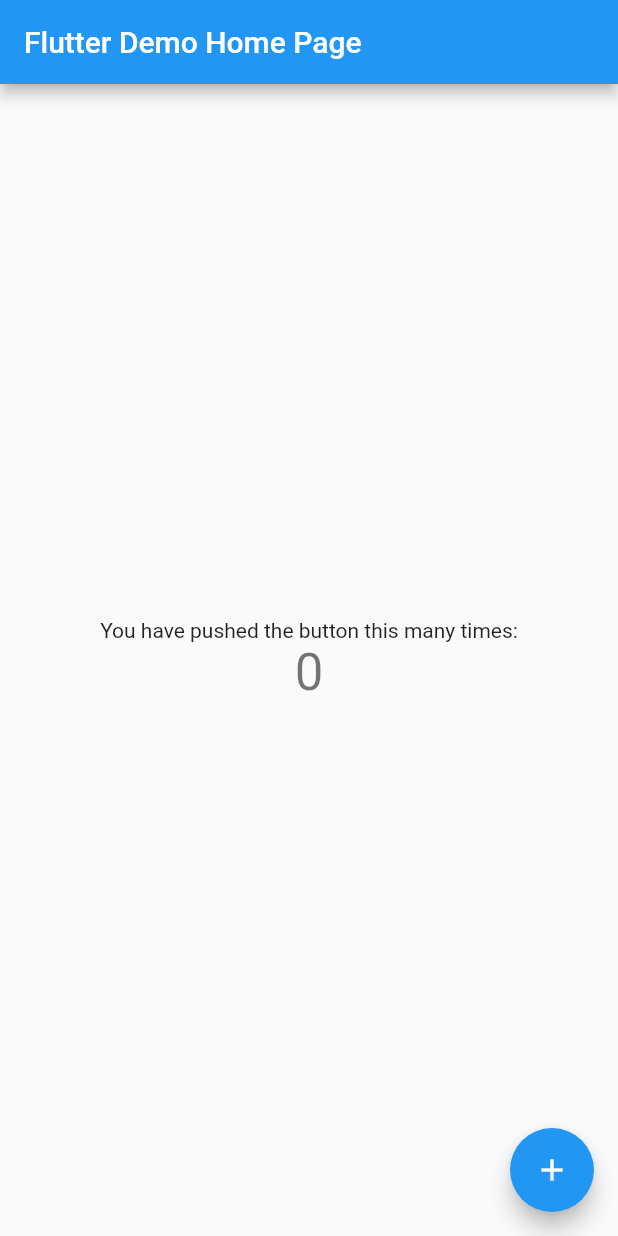
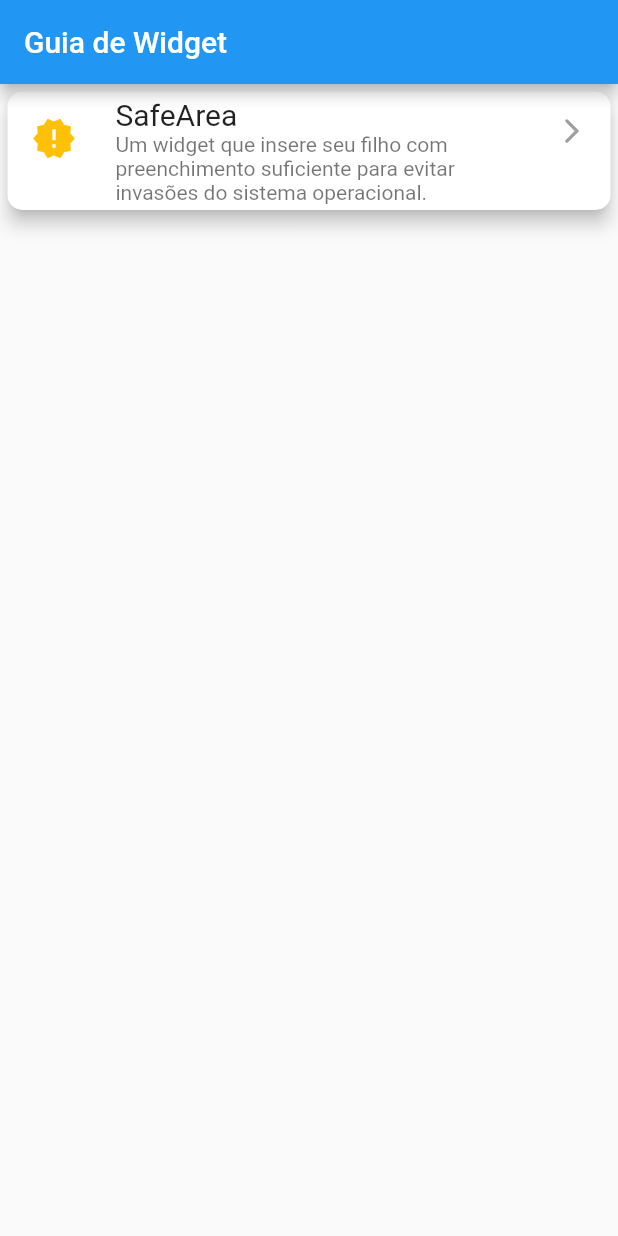
Before and after one commit to elite37oficial/GuiaDeWidget, a Flutter app: the screen it shows after launch, on a phone screen of 412 x 824 dp. Run offline on Flutter 3.47's test engine with Material 2 defaults, Android fonts, the phone set to English and light mode, and no system bars.

Commit message:
#1 - Safearea

```diff
--- /dev/null
+++ b/lib/components/cards.dart
@@ -0,0 +1,46 @@
+import 'package:flutter/cupertino.dart';
+import 'package:flutter/material.dart';
+
+class cardHome extends StatefulWidget {
+  final String title;
+  final String description;
+  final String route;
+  final IconData? icon;
+
+  const cardHome(
+      {Key? key,
+      required this.title,
+      required this.route,
+      required this.description,
+      this.icon})
+      : super(key: key);
+
+  @override
+  State<cardHome> createState() => _cardHomeState();
+}
+
+class _cardHomeState extends State<cardHome> {
+  @override
+  Widget build(BuildContext context) {
+    return Card(
+      margin: EdgeInsets.all(5),
+      shape: RoundedRectangleBorder(
+        borderRadius: BorderRadius.circular(10.0),
+      ),
+      elevation: 5,
+      child: Column(mainAxisSize: MainAxisSize.min, children: <Widget>[
+        ListTile(
+          leading: Icon(widget.icon, color: Colors.amber, size: 30),
+          title: Text(
+            widget.title,
+            style: TextStyle(fontSize: 20),
+          ),
+          subtitle: Text(widget.description),
+          trailing: Icon(Icons.arrow_forward_ios_rounded,
+              color: Colors.grey, size: 20),
+          onTap: () => Navigator.of(context).pushNamed(widget.route),
+        )
+      ]),
+    );
+  }
+}
--- /dev/null
+++ b/lib/data/cardhome_data.dart
@@ -0,0 +1,23 @@
+import 'package:flutter/material.dart';
+import '../model/cardhome_model.dart';
+
+final List<CardHome> listWidget = [
+  CardHome(
+      title: 'SafeArea',
+      description:
+          'Um widget que insere seu filho com preenchimento suficiente para evitar invasões do sistema operacional.',
+      route: '/safaarea',
+      icon: Icons.new_releases),
+  // CardHome(
+  //     title: 'Expanded',
+  //     description:
+  //         'Um widget que expande um filho de uma Linha, Coluna ou Flex para que o filho preencha o espaço disponível.',
+  //     route: '/expanded',
+  //     icon: Icons.new_releases),
+  // CardHome(
+  //   title: 'Wrap',
+  //   description: 'Um widget com quebras automaticas dos seus filhos',
+  //   route: '/wrap',
+  //   icon: Icons.new_releases,
+  // ),
+];
--- a/lib/main.dart
+++ b/lib/main.dart
@@ -1,4 +1,9 @@
 import 'package:flutter/material.dart';
+// import 'package:guiadewidget/views/expanded_page.dart';
+import 'package:guiadewidget/views/home_page.dart';
+import 'package:guiadewidget/views/safearea_page.dart';
+// import 'package:guiadewidget/views/safearea_page.dart';
+// import 'package:guiadewidget/views/wrap_page.dart';
 
 void main() {
   runApp(const MyApp());
@@ -7,109 +12,18 @@
 class MyApp extends StatelessWidget {
   const MyApp({Key? key}) : super(key: key);
 
-  // This widget is the root of your application.
   @override
   Widget build(BuildContext context) {
     return MaterialApp(
-      title: 'Flutter Demo',
-      theme: ThemeData(
-        // This is the theme of your application.
-        //
-        // Try running your application with "flutter run". You'll see the
-        // application has a blue toolbar. Then, without quitting the app, try
-        // changing the primarySwatch below to Colors.green and then invoke
-        // "hot reload" (press "r" in the console where you ran "flutter run",
-        // or simply save your changes to "hot reload" in a Flutter IDE).
-        // Notice that the counter didn't reset back to zero; the application
-        // is not restarted.
-        primarySwatch: Colors.blue,
-      ),
-      home: const MyHomePage(title: 'Flutter Demo Home Page'),
-    );
+        title: 'Guia De Widget',
+        theme: ThemeData(
+          primarySwatch: Colors.blue,
+        ),
+        routes: {
+          '/': (context) => HomePage(),
+          '/safaarea': (context) => const SafeareaPage(),
+          // '/expanded': (context) => const ExpandedPage(),
+          // '/wrap': (context)=> const WrapPage(),
+        });
   }
 }
-
-class MyHomePage extends StatefulWidget {
-  const MyHomePage({Key? key, required this.title}) : super(key: key);
-
-  // This widget is the home page of your application. It is stateful, meaning
-  // that it has a State object (defined below) that contains fields that affect
-  // how it looks.
-
-  // This class is the configuration for the state. It holds the values (in this
-  // case the title) provided by the parent (in this case the App widget) and
-  // used by the build method of the State. Fields in a Widget subclass are
-  // always marked "final".
-
-  final String title;
-
-  @override
-  State<MyHomePage> createState() => _MyHomePageState();
-}
-
-class _MyHomePageState extends State<MyHomePage> {
-  int _counter = 0;
-
-  void _incrementCounter() {
-    setState(() {
-      // This call to setState tells the Flutter framework that something has
-      // changed in this State, which causes it to rerun the build method below
-      // so that the display can reflect the updated values. If we changed
-      // _counter without calling setState(), then the build method would not be
-      // called again, and so nothing would appear to happen.
-      _counter++;
-    });
-  }
-
-  @override
-  Widget build(BuildContext context) {
-    // This method is rerun every time setState is called, for instance as done
-    // by the _incrementCounter method above.
-    //
-    // The Flutter framework has been optimized to make rerunning build methods
-    // fast, so that you can just rebuild anything that needs updating rather
-    // than having to individually change instances of widgets.
-    return Scaffold(
-      appBar: AppBar(
-        // Here we take the value from the MyHomePage object that was created by
-        // the App.build method, and use it to set our appbar title.
-        title: Text(widget.title),
-      ),
-      body: Center(
-        // Center is a layout widget. It takes a single child and positions it
-        // in the middle of the parent.
-        child: Column(
-          // Column is also a layout widget. It takes a list of children and
-          // arranges them vertically. By default, it sizes itself to fit its
-          // children horizontally, and tries to be as tall as its parent.
-          //
-          // Invoke "debug painting" (press "p" in the console, choose the
-          // "Toggle Debug Paint" action from the Flutter Inspector in Android
-          // Studio, or the "Toggle Debug Paint" command in Visual Studio Code)
-          // to see the wireframe for each widget.
-          //
-          // Column has various properties to control how it sizes itself and
-          // how it positions its children. Here we use mainAxisAlignment to
-          // center the children vertically; the main axis here is the vertical
-          // axis because Columns are vertical (the cross axis would be
-          // horizontal).
-          mainAxisAlignment: MainAxisAlignment.center,
-          children: <Widget>[
-            const Text(
-              'You have pushed the button this many times:',
-            ),
-            Text(
-              '$_counter',
-              style: Theme.of(context).textTheme.headline4,
-            ),
-          ],
-        ),
-      ),
-      floatingActionButton: FloatingActionButton(
-        onPressed: _incrementCounter,
-        tooltip: 'Increment',
-        child: const Icon(Icons.add),
-      ), // This trailing comma makes auto-formatting nicer for build methods.
-    );
-  }
-}
--- /dev/null
+++ b/lib/model/cardhome_model.dart
@@ -0,0 +1,13 @@
+import 'package:flutter/material.dart';
+
+class CardHome {
+  //modal class for Person object
+  String title, description, route;
+  IconData? icon;
+
+  CardHome(
+      {required this.title,
+      required this.description,
+      required this.route,
+      this.icon});
+}
--- /dev/null
+++ b/lib/views/home_page.dart
@@ -0,0 +1,31 @@
+import 'package:flutter/material.dart';
+import 'package:guiadewidget/components/cards.dart';
+import '../data/cardhome_data.dart';
+
+class HomePage extends StatefulWidget {
+  HomePage({Key? key}) : super(key: key);
+
+  @override
+  State<HomePage> createState() => _HomePageState();
+}
+
+class _HomePageState extends State<HomePage> {
+  @override
+  Widget build(BuildContext context) {
+    return Scaffold(
+      appBar: AppBar(
+        title: const Text('Guia de Widget'),
+      ),
+      body: ListView.builder(
+          itemCount: listWidget.length,
+          itemBuilder: (context, position) {
+            return cardHome(
+              route: listWidget[position].route,
+              title: listWidget[position].title,
+              description: listWidget[position].description,
+              icon: listWidget[position].icon,
+            );
+          }),
+    );
+  }
+}
--- /dev/null
+++ b/lib/views/safearea_page.dart
@@ -0,0 +1,32 @@
+import 'package:flutter/material.dart';
+
+class SafeareaPage extends StatelessWidget {
+  const SafeareaPage({Key? key}) : super(key: key);
+
+  @override
+  Widget build(BuildContext context) {
+    return Scaffold(
+      body: SafeArea(
+        child: Column(
+            mainAxisAlignment: MainAxisAlignment.spaceBetween,
+            children: [
+              Container(
+                color: Colors.yellow,
+                width: 200,
+                height: 70,
+              ),
+              Container(
+                color: Colors.black,
+                width: 200,
+                height: 70,
+              ),
+              Container(
+                color: Colors.blue,
+                width: 200,
+                height: 70,
+              )
+            ]),
+      ),
+    );
+  }
+}
```
